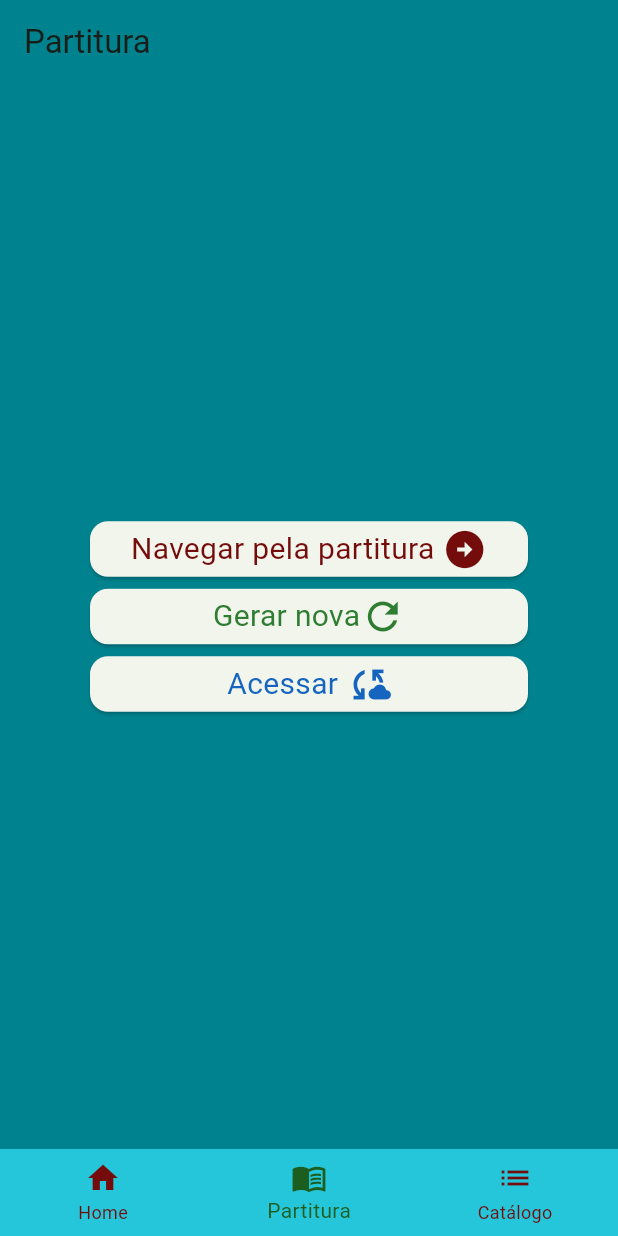
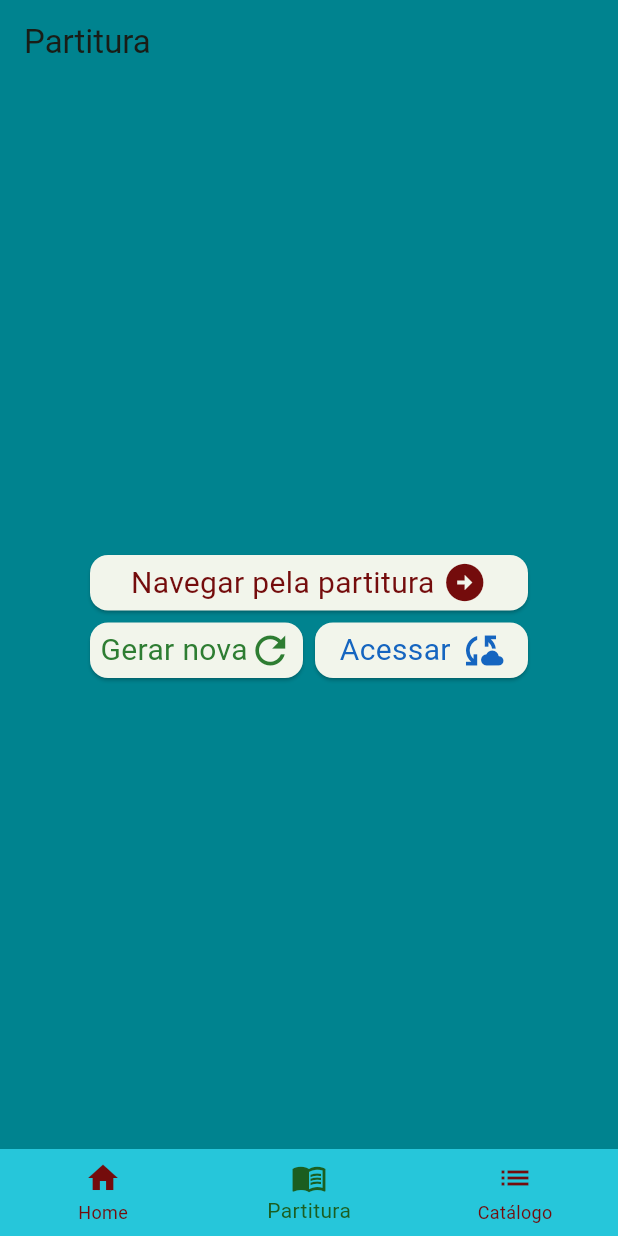
Before and after one commit to ddiasguto/mliturgica, a Flutter app: the screen it shows after launch, item 2 of the bottom bar chosen, on a phone screen of 412 x 824 dp. Run offline on Flutter 3.47's test engine with Material 2 defaults, Android fonts, the phone set to English and light mode, and no system bars.

Commit message:
Sheet page layout remodeled

```diff
--- a/lib/components/Sheet_Components/sheet_buttons.dart
+++ b/lib/components/Sheet_Components/sheet_buttons.dart
@@ -7,7 +7,7 @@ import '../../widgets/random_sheet_dialog.dart';
 
 Widget generateButton(context) {
   return Container(
-    width: 300,
+    width: 150,
     height: 45,
     child: Card(
       child: InkWell(
@@ -43,7 +43,7 @@ Widget generateButton(context) {
 
 Widget acessShared(context) {
   return Container(
-    width: 300,
+    width: 150,
     height: 45,
     child: Card(
       child: InkWell(
--- a/lib/pages/sheet_page.dart
+++ b/lib/pages/sheet_page.dart
@@ -13,8 +13,13 @@ class _SheetPageState extends State<SheetPage> {
   Widget build(BuildContext context) {
     return Column(mainAxisAlignment: MainAxisAlignment.center, children: [
       navigateThroughSheet(context),
-      generateButton(context),
-      acessShared(context),
+      Row(
+        mainAxisAlignment: MainAxisAlignment.center,
+        children: [
+          generateButton(context),
+          acessShared(context),
+        ],
+      ),
     ]);
   }
 }
```
